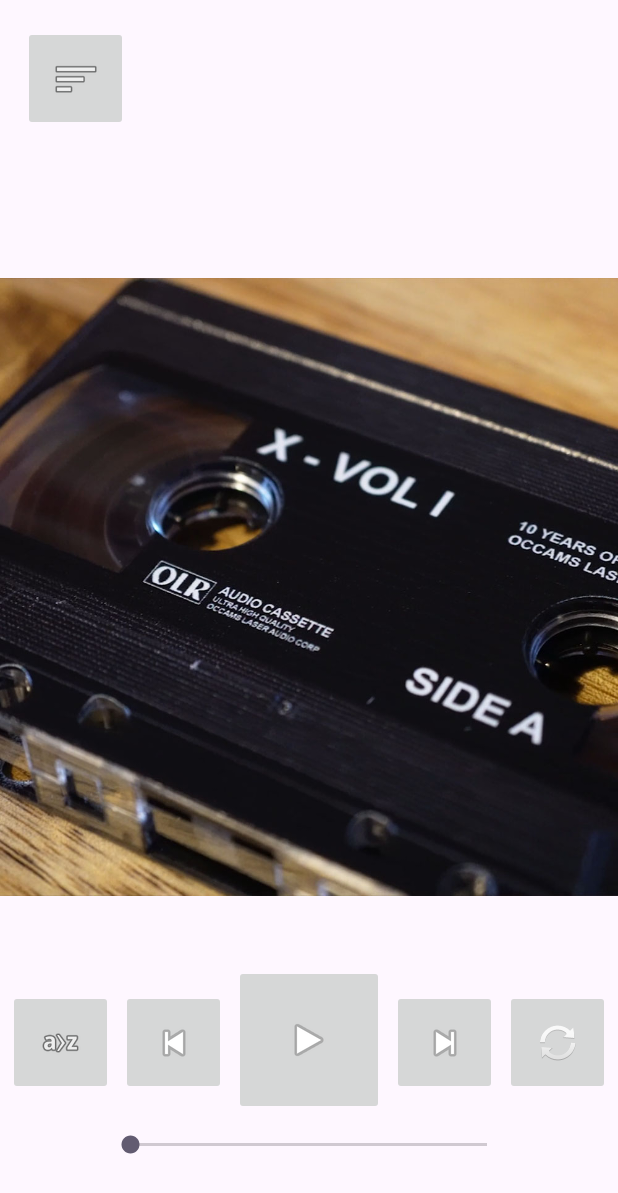
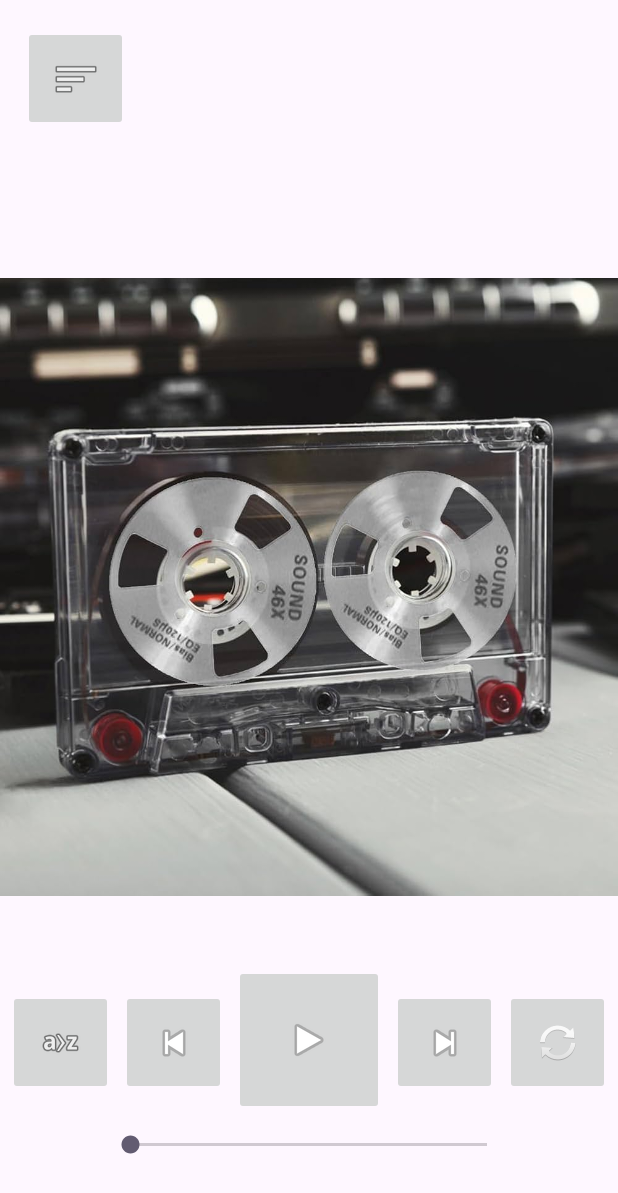
Before and after one commit to raaveinm/ramp, an Android app: the screen it shows after launch (MainActivity), on a phone screen of 412 x 824 dp. Shown: the top 1193 px of the screen. Run offline under Robolectric (Android 15) with nearby library versions, the light colour scheme and no system bars.

Commit message:
Random default album cover

```diff
--- a/app/src/main/java/com/raaveinm/ramp/MainActivity.java
+++ b/app/src/main/java/com/raaveinm/ramp/MainActivity.java
@@ -1,4 +1,6 @@
 package com.raaveinm.ramp;
+
+import static com.raaveinm.ramp.ext.ExtMethods.getRandom;
 
 import android.annotation.SuppressLint;
 import android.os.Bundle;
@@ -6,6 +8,7 @@ import android.util.Log;
 
 import android.view.View;
 import android.widget.ImageButton;
+import android.widget.ImageView;
 import android.widget.SeekBar;
 import android.widget.TextView;
 
@@ -17,8 +20,6 @@ import androidx.core.view.WindowInsetsCompat;
 import androidx.recyclerview.widget.RecyclerView;
 
 import android.media.MediaPlayer;
-
-import java.io.IOException;
 
 /**
  * List of questions
@@ -33,13 +34,20 @@ import java.io.IOException;
  *
  * MENU status             com.raaveinm.ramp                    I  8
  * 6. not VISIBLE/INVISBLE? 8???????
+ * 7. How to create app logo?
+ * 8. How to ,ake smooth transition in two photos or smooth disappearing of button (for example)?
  */
 
 public class MainActivity extends AppCompatActivity {
     String TAG = "MainActivity";
-
     Boolean playPauseStatus = false;
     MediaPlayer player = new MediaPlayer();
+    int[] backgroundResourceIds = {
+            R.drawable.defaulti,
+            R.drawable.defaultii,
+            R.drawable.defaultiii,
+            R.drawable.defaultiv
+    };
 
     /*
         question 5. I meant here that declaration was made in commented section.
@@ -70,7 +78,6 @@ public class MainActivity extends AppCompatActivity {
     }
 
 
-
     @SuppressLint("PrivateResource")
     protected void onStart(){
         super.onStart();
@@ -79,9 +86,18 @@ public class MainActivity extends AppCompatActivity {
         TextView nowPlaying = findViewById(R.id.textView);
         SeekBar seekBar = findViewById(R.id.seekBar);
         RecyclerView menu = findViewById(R.id.Menu);
+        ImageView songCover = findViewById(R.id.SongCover);
+        ImageButton buttonNext = findViewById(R.id.ButtonNext);
+        ImageButton buttonPrevious = findViewById(R.id.ButtonPrevious);
+        ImageButton sortButton = findViewById(R.id.SortButton);
+        ImageButton buttonMenu = findViewById(R.id.ButtonMenu);
+
+        songCover.setImageResource(getRandom(backgroundResourceIds));
+
 /*
         try {
-            player.setDataSource("assets/RIOT-Overkill.flac");
+            AssetFileDescriptor afd = getAssets().openFd("RIOT-Overkill.flac");
+            player.setDataSource(afd);
             player.prepareAsync();
         } catch (IOException e) {
             throw new RuntimeException(e);
@@ -114,16 +130,24 @@ public class MainActivity extends AppCompatActivity {
             seekBar.setMax(player.getDuration());
         });
 
-        Log.i("menu status", String.valueOf((menu.getVisibility())));
+        Log.i("menu status", String.valueOf(menu.getVisibility()));
 
         menu.setOnClickListener(v->{
-            if (menu.getVisibility() == View.INVISIBLE){
+            if (menu.getVisibility() == View.GONE){
                 menu.setVisibility(View.VISIBLE);
                 Log.i("menu status", "menu is visible");
             }else{
-                menu.setVisibility(View.INVISIBLE);
+                menu.setVisibility(View.GONE);
                 Log.i("menu status", "menu is hidden");
             }
+        });
+
+        buttonNext.setOnClickListener(v->{
+            songCover.setImageResource(getRandom(backgroundResourceIds));
+        });
+
+        buttonPrevious.setOnClickListener(v->{
+            songCover.setImageResource(getRandom(backgroundResourceIds));
         });
     }
 
--- /dev/null
+++ b/app/src/main/java/com/raaveinm/ramp/ext/ExtMethods.java
@@ -0,0 +1,10 @@
+package com.raaveinm.ramp.ext;
+
+import java.util.Random;
+
+public class ExtMethods {
+    public static int getRandom(int[] ToSort) {
+        int rnd = new Random().nextInt(ToSort.length);
+        return ToSort[rnd];
+    }
+}
--- a/app/src/main/res/layout/activity_main.xml
+++ b/app/src/main/res/layout/activity_main.xml
@@ -142,15 +142,15 @@
         android:layout_width="381dp"
         android:layout_height="309dp"
         android:soundEffectsEnabled="false"
+
         android:visibility="gone"
-
         app:layout_constraintBottom_toBottomOf="parent"
         app:layout_constraintEnd_toEndOf="parent"
         app:layout_constraintHorizontal_bias="0.533"
         app:layout_constraintStart_toStartOf="parent"
+
         app:layout_constraintTop_toTopOf="parent"
         app:layout_constraintVertical_bias="0.031"
-
-        />
+        tools:visibility="gone" />
 
 </androidx.constraintlayout.widget.ConstraintLayout>
```
Lines whose indentation alone changed are shown as unchanged.
